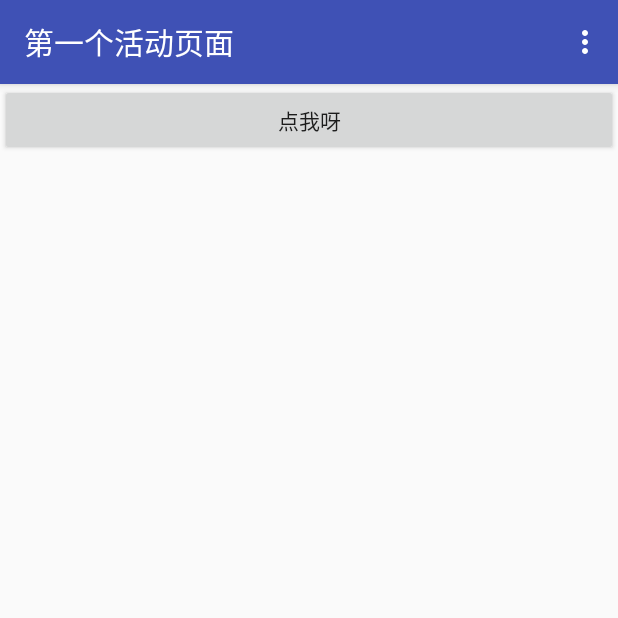
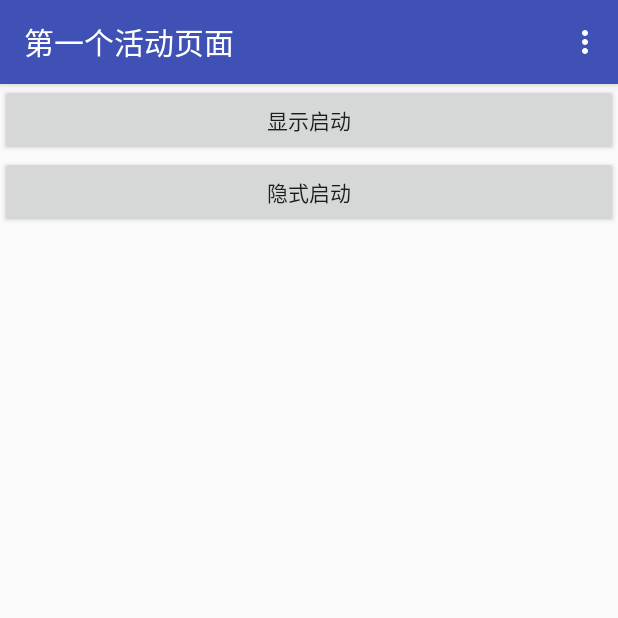
Before and after one commit to a-wander/Android_FLC, an Android app: the screen it shows after launch (FirstActivity), on a phone screen of 412 x 824 dp, the top half of it. Run offline under Robolectric (Android 15) with nearby library versions, the phone set to English and light mode, and no system bars.

Commit message:
增加隐式启动

```diff
--- a/ActivityTest/app/src/main/java/com/zhangyong/activitytest/FirstActivity.java
+++ b/ActivityTest/app/src/main/java/com/zhangyong/activitytest/FirstActivity.java
@@ -26,6 +26,17 @@ public class FirstActivity extends AppCompatActivity {
                 startActivity(intent);
             }
         });
+
+        Button btn2 = (Button)findViewById(R.id.button_3);
+        btn2.setOnClickListener(new View.OnClickListener(){
+            @Override
+            public void onClick(View view) {
+                Intent intent = new Intent("com.zhangyong.activitytest.ACTION_START");
+                // 只能有一个action，但是可以有多个category,当为匹配到时会崩溃
+                intent.addCategory("com.zhangyong.activitytest.MY_CATEGORY");
+                startActivity(intent);
+            }
+        });
     }
 
     @Override
--- a/ActivityTest/app/src/main/res/layout/first_layout.xml
+++ b/ActivityTest/app/src/main/res/layout/first_layout.xml
@@ -7,6 +7,11 @@
         android:id="@+id/button_1"
         android:layout_width="match_parent"
         android:layout_height="wrap_content"
-        android:text="点我呀"/>
+        android:text="显示启动"/>
+    <Button
+        android:id="@+id/button_3"
+        android:layout_width="match_parent"
+        android:layout_height="wrap_content"
+        android:text="隐式启动"/>
 
 </LinearLayout>
```
Also changed, not shown: ActivityTest/app/src/main/AndroidManifest.xml (+7 -1 lines).
